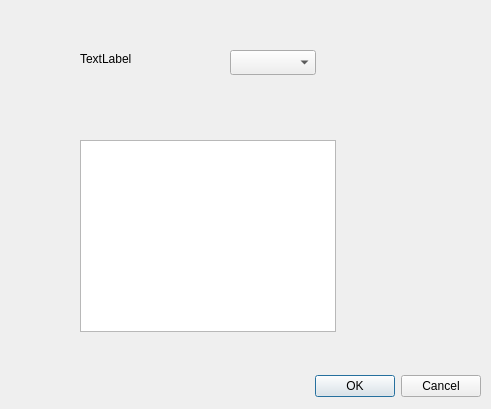
The window that plotter_gui/transforms/transform_selector.ui (ziparker/PlotJuggler) describes before a commit, drawn with Qt 5.
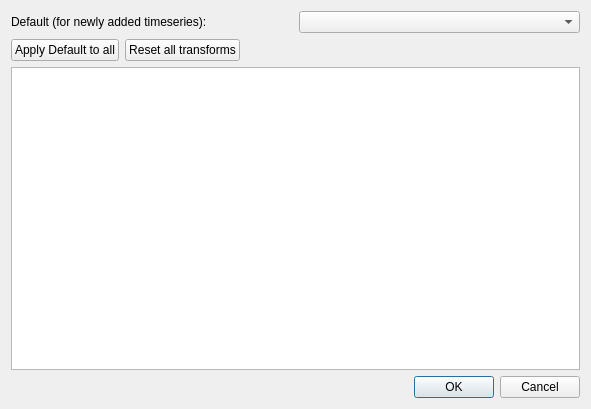
The same window after the commit.

Commit message: working on transform selector

Diff of the .ui file:
```diff
--- a/plotter_gui/transforms/transform_selector.ui
+++ b/plotter_gui/transforms/transform_selector.ui
@@ -6,62 +6,100 @@
    <rect>
     <x>0</x>
     <y>0</y>
-    <width>491</width>
+    <width>591</width>
     <height>409</height>
    </rect>
   </property>
   <property name="windowTitle">
    <string>Dialog</string>
   </property>
-  <widget class="QDialogButtonBox" name="buttonBox">
-   <property name="geometry">
-    <rect>
-     <x>140</x>
-     <y>370</y>
-     <width>341</width>
-     <height>32</height>
-    </rect>
-   </property>
-   <property name="orientation">
-    <enum>Qt::Horizontal</enum>
-   </property>
-   <property name="standardButtons">
-    <set>QDialogButtonBox::Cancel|QDialogButtonBox::Ok</set>
-   </property>
-  </widget>
-  <widget class="QTableWidget" name="tableWidget">
-   <property name="geometry">
-    <rect>
-     <x>80</x>
-     <y>140</y>
-     <width>256</width>
-     <height>192</height>
-    </rect>
-   </property>
-  </widget>
-  <widget class="QComboBox" name="comboDefault">
-   <property name="geometry">
-    <rect>
-     <x>230</x>
-     <y>50</y>
-     <width>86</width>
-     <height>25</height>
-    </rect>
-   </property>
-  </widget>
-  <widget class="QLabel" name="label">
-   <property name="geometry">
-    <rect>
-     <x>80</x>
-     <y>50</y>
-     <width>67</width>
-     <height>17</height>
-    </rect>
-   </property>
-   <property name="text">
-    <string>TextLabel</string>
-   </property>
-  </widget>
+  <layout class="QVBoxLayout" name="verticalLayout_2">
+   <item>
+    <layout class="QVBoxLayout" name="verticalLayout">
+     <item>
+      <layout class="QHBoxLayout" name="horizontalLayout">
+       <item>
+        <widget class="QLabel" name="label">
+         <property name="text">
+          <string>Default (for newly added timeseries):</string>
+         </property>
+        </widget>
+       </item>
+       <item>
+        <widget class="QComboBox" name="comboDefault">
+         <property name="minimumSize">
+          <size>
+           <width>200</width>
+           <height>0</height>
+          </size>
+         </property>
+        </widget>
+       </item>
+      </layout>
+     </item>
+     <item>
+      <layout class="QHBoxLayout" name="horizontalLayout_2">
+       <item>
+        <widget class="QPushButton" name="buttonApplyDefault">
+         <property name="text">
+          <string>Apply Default to all</string>
+         </property>
+        </widget>
+       </item>
+       <item>
+        <widget class="QPushButton" name="buttonResetAll">
+         <property name="text">
+          <string>Reset all transforms</string>
+         </property>
+        </widget>
+       </item>
+       <item>
+        <spacer name="horizontalSpacer">
+         <property name="orientation">
+          <enum>Qt::Horizontal</enum>
+         </property>
+         <property name="sizeHint" stdset="0">
+          <size>
+           <width>40</width>
+           <height>20</height>
+          </size>
+         </property>
+        </spacer>
+       </item>
+      </layout>
+     </item>
+     <item>
+      <widget class="QTableWidget" name="tableWidget">
+       <property name="editTriggers">
+        <set>QAbstractItemView::NoEditTriggers</set>
+       </property>
+       <property name="selectionMode">
+        <enum>QAbstractItemView::NoSelection</enum>
+       </property>
+       <property name="selectionBehavior">
+        <enum>QAbstractItemView::SelectRows</enum>
+       </property>
+       <attribute name="horizontalHeaderShowSortIndicator" stdset="0">
+        <bool>true</bool>
+       </attribute>
+       <attribute name="horizontalHeaderStretchLastSection">
+        <bool>true</bool>
+       </attribute>
+      </widget>
+     </item>
+     <item>
+      <widget class="QDialogButtonBox" name="buttonBox">
+       <property name="orientation">
+        <enum>Qt::Horizontal</enum>
+       </property>
+       <property name="standardButtons">
+        <set>QDialogButtonBox::Cancel|QDialogButtonBox::Ok</set>
+       </property>
+      </widget>
+     </item>
+    </layout>
+   </item>
+  </layout>
  </widget>
  <resources/>
  <connections>
```
The commit also changes 9 other files.
